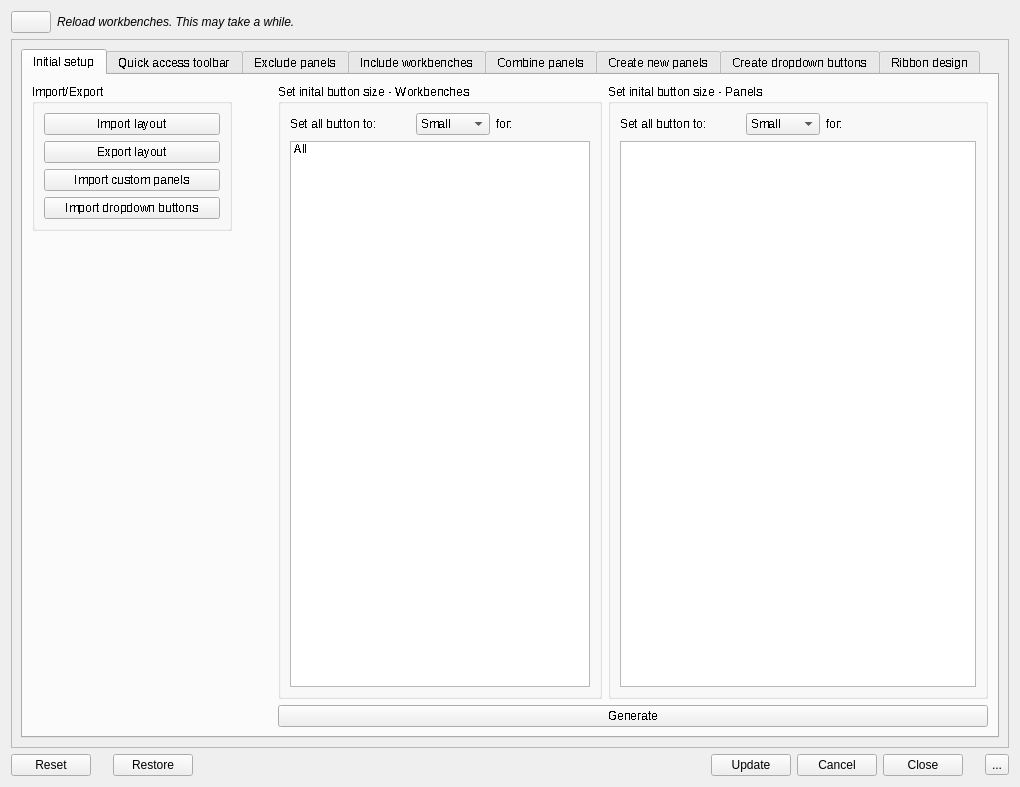
Qt form Resources/ui/Design.ui (APEbbers/FreeCAD-Ribbon) before a commit.
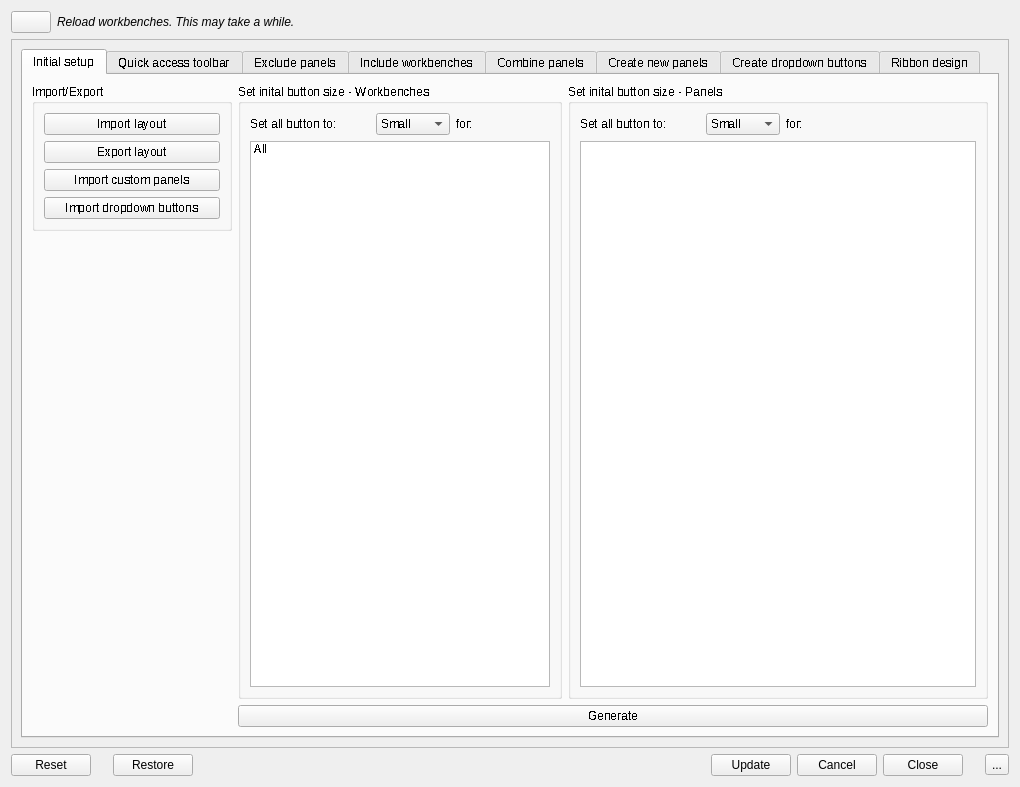
The same form after that commit. The open tabs and pages were chosen to show the change. Icons and pictures are not drawn.

Commit message: Fixed missing commands in LayoutMenu on startup Fixed missing commands on custom panels when in other language

Diff of the .ui file:
```diff
--- a/Resources/ui/Design.ui
+++ b/Resources/ui/Design.ui
@@ -261,103 +261,6 @@
             <layout class="QGridLayout" name="gridLayout_32">
              <item row="0" column="0">
               <layout class="QGridLayout" name="gridLayout_30">
-               <item row="1" column="0">
-                <spacer name="verticalSpacer_13">
-                 <property name="orientation">
-                  <enum>Qt::Orientation::Vertical</enum>
-                 </property>
-                 <property name="sizeHint" stdset="0">
-                  <size>
-                   <width>20</width>
-                   <height>40</height>
-                  </size>
-                 </property>
-                </spacer>
-               </item>
-               <item row="0" column="3" rowspan="2">
-                <widget class="QGroupBox" name="groupBox_2">
-                 <property name="title">
-                  <string>Set inital button size - Panels</string>
-                 </property>
-                 <layout class="QGridLayout" name="gridLayout_45">
-                  <item row="1" column="0">
-                   <widget class="QListWidget" name="Panels_IS">
-                    <property name="selectionMode">
-                     <enum>QAbstractItemView::SelectionMode::MultiSelection</enum>
-                    </property>
-                    <property name="selectionBehavior">
-                     <enum>QAbstractItemView::SelectionBehavior::SelectRows</enum>
-                    </property>
-                    <property name="sortingEnabled">
-                     <bool>true</bool>
-                    </property>
-                   </widget>
-                  </item>
-                  <item row="0" column="0">
-                   <layout class="QGridLayout" name="gridLayout_44">
-                    <item row="0" column="0">
-                     <widget class="QLabel" name="label_24">
-                      <property name="sizePolicy">
-                       <sizepolicy hsizetype="Fixed" vsizetype="Preferred">
-                        <horstretch>0</horstretch>
-                        <verstretch>0</verstretch>
-                       </sizepolicy>
-                      </property>
-                      <property name="minimumSize">
-                       <size>
-                        <width>120</width>
-                        <height>0</height>
-                       </size>
-                      </property>
-                      <property name="text">
-                       <string>Set all button to: </string>
-                      </property>
-                     </widget>
-                    </item>
-                    <item row="0" column="1">
-                     <widget class="QComboBox" name="DefaultButtonSize_IS_2">
-                      <item>
-                       <property name="text">
-                        <string>Small</string>
-                       </property>
-                      </item>
-                      <item>
-                       <property name="text">
-                        <string>Medium</string>
-                       </property>
-                      </item>
-                      <item>
-                       <property name="text">
-                        <string>Large</string>
-                       </property>
-                      </item>
-                     </widget>
-                    </item>
-                    <item row="0" column="3">
-                     <widget class="QLabel" name="label_25">
-                      <property name="text">
-                       <string>for:</string>
-                      </property>
-                     </widget>
-                    </item>
-                    <item row="0" column="4">
-                     <spacer name="horizontalSpacer_9">
-                      <property name="orientation">
-                       <enum>Qt::Orientation::Horizontal</enum>
-                      </property>
-                      <property name="sizeHint" stdset="0">
-                       <size>
-                        <width>40</width>
-                        <height>20</height>
-                       </size>
-                      </property>
-                     </spacer>
-                    </item>
-                   </layout>
-                  </item>
-                 </layout>
-                </widget>
-               </item>
                <item row="0" column="0">
                 <widget class="QGroupBox" name="ExportBox">
                  <property name="sizePolicy">
@@ -407,23 +310,20 @@
                  </layout>
                 </widget>
                </item>
-               <item row="0" column="1">
-                <spacer name="horizontalSpacer_7">
+               <item row="1" column="0">
+                <spacer name="verticalSpacer_13">
                  <property name="orientation">
-                  <enum>Qt::Orientation::Horizontal</enum>
-                 </property>
-                 <property name="sizeType">
-                  <enum>QSizePolicy::Policy::Fixed</enum>
+                  <enum>Qt::Orientation::Vertical</enum>
                  </property>
                  <property name="sizeHint" stdset="0">
                   <size>
-                   <width>40</width>
-                   <height>20</height>
+                   <width>20</width>
+                   <height>40</height>
                   </size>
                  </property>
                 </spacer>
                </item>
-               <item row="0" column="2" rowspan="2">
+               <item row="0" column="1" rowspan="2">
                 <widget class="QGroupBox" name="SetupBox">
                  <property name="title">
                   <string>Set inital button size - Workbenches</string>
@@ -515,7 +415,91 @@
                  </layout>
                 </widget>
                </item>
-               <item row="2" column="2" colspan="2">
+               <item row="0" column="2" rowspan="2">
+                <widget class="QGroupBox" name="groupBox_2">
+                 <property name="title">
+                  <string>Set inital button size - Panels</string>
+                 </property>
+                 <layout class="QGridLayout" name="gridLayout_45">
+                  <item row="1" column="0">
+                   <widget class="QListWidget" name="Panels_IS">
+                    <property name="selectionMode">
+                     <enum>QAbstractItemView::SelectionMode::MultiSelection</enum>
+                    </property>
+                    <property name="selectionBehavior">
+                     <enum>QAbstractItemView::SelectionBehavior::SelectRows</enum>
+                    </property>
+                    <property name="sortingEnabled">
+                     <bool>true</bool>
+                    </property>
+                   </widget>
+                  </item>
+                  <item row="0" column="0">
+                   <layout class="QGridLayout" name="gridLayout_44">
+                    <item row="0" column="0">
+                     <widget class="QLabel" name="label_24">
+                      <property name="sizePolicy">
+                       <sizepolicy hsizetype="Fixed" vsizetype="Preferred">
+                        <horstretch>0</horstretch>
+                        <verstretch>0</verstretch>
+                       </sizepolicy>
+                      </property>
+                      <property name="minimumSize">
+                       <size>
+                        <width>120</width>
+                        <height>0</height>
+                       </size>
+                      </property>
+                      <property name="text">
+                       <string>Set all button to: </string>
+                      </property>
+                     </widget>
+                    </item>
+                    <item row="0" column="1">
+                     <widget class="QComboBox" name="DefaultButtonSize_IS_2">
+                      <item>
+                       <property name="text">
+                        <string>Small</string>
+                       </property>
+                      </item>
+                      <item>
+                       <property name="text">
+                        <string>Medium</string>
+                       </property>
+                      </item>
+                      <item>
+                       <property name="text">
+                        <string>Large</string>
+                       </property>
+                      </item>
+                     </widget>
+                    </item>
+                    <item row="0" column="3">
+                     <widget class="QLabel" name="label_25">
+                      <property name="text">
+                       <string>for:</string>
+                      </property>
+                     </widget>
+                    </item>
+                    <item row="0" column="4">
+                     <spacer name="horizontalSpacer_9">
+                      <property name="orientation">
+                       <enum>Qt::Orientation::Horizontal</enum>
+                      </property>
+                      <property name="sizeHint" stdset="0">
+                       <size>
+                        <width>40</width>
+                        <height>20</height>
+                       </size>
+                      </property>
+                     </spacer>
+                    </item>
+                   </layout>
+                  </item>
+                 </layout>
+                </widget>
+               </item>
+               <item row="2" column="1" colspan="2">
                 <widget class="QPushButton" name="GenerateSetup_IS">
                  <property name="text">
                   <string>Generate</string>
```
Left out of the diff: 2 changed lines with no effect on the pictures. The commit also changes 2 other files.
